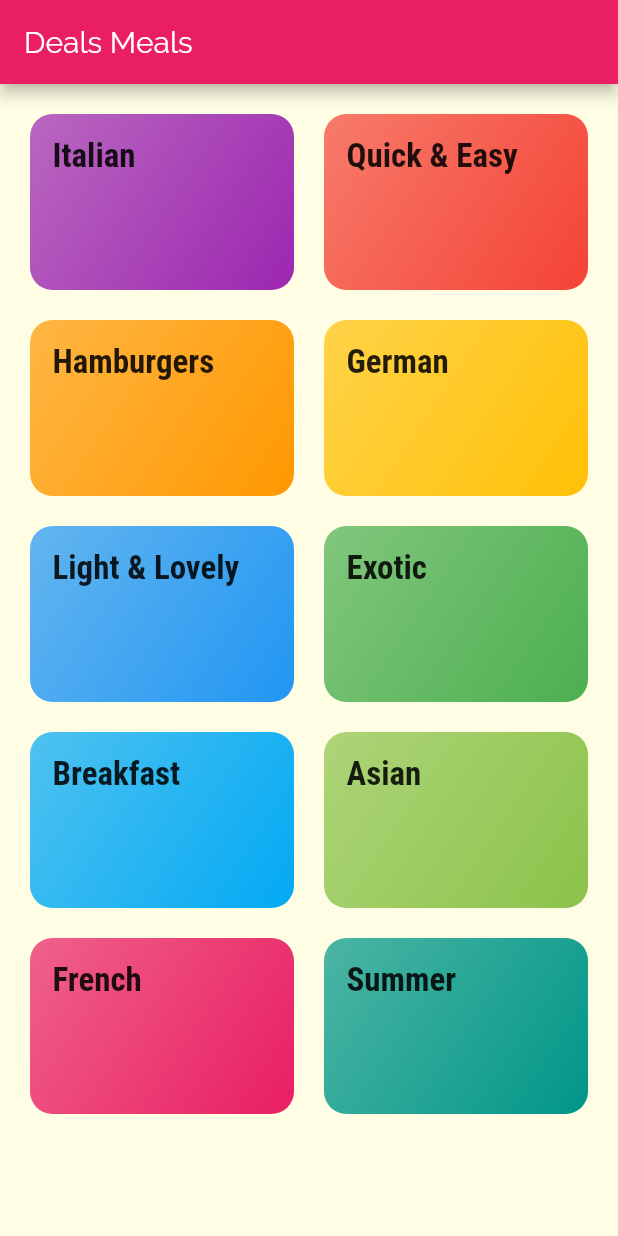
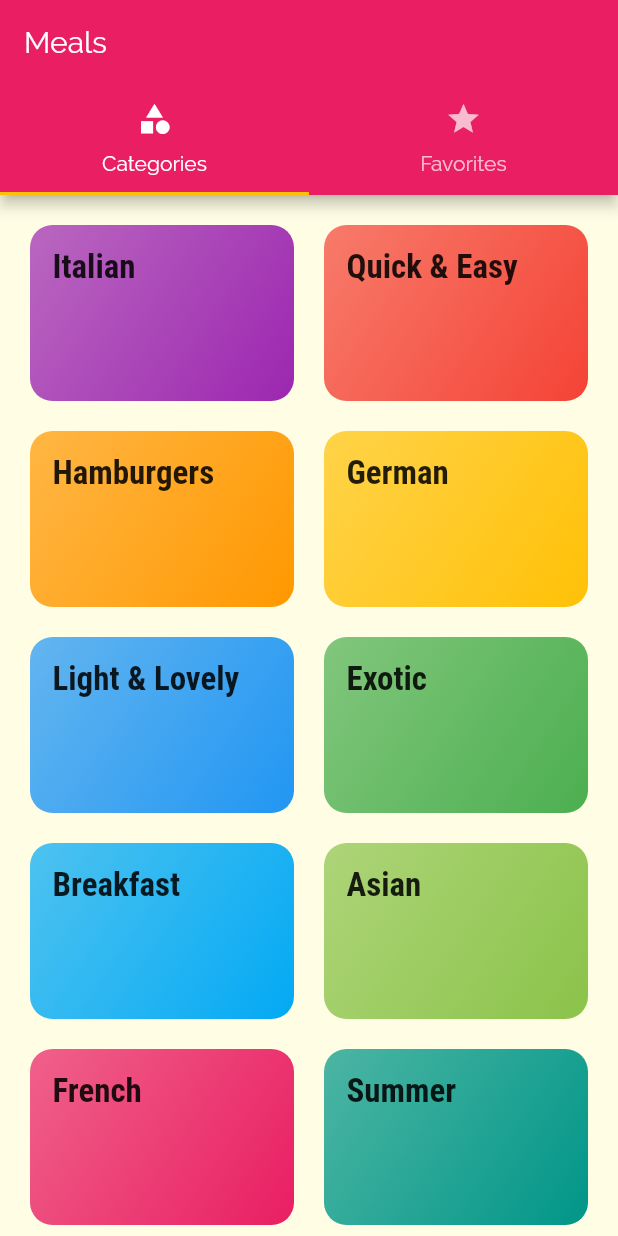
Before and after one commit to rehan-sattar/meals-app-flutter, a Flutter app: the screen it shows after launch, on a phone screen of 412 x 824 dp. Run offline on Flutter 3.47's test engine with Material 2 defaults, Android fonts, the phone set to English and light mode, and no system bars.

Commit message:
💅🏼 - add tabs & update styles, also add screens for favorites

```diff
--- a/lib/main.dart
+++ b/lib/main.dart
@@ -1,4 +1,5 @@
 import 'package:flutter/material.dart';
+import './screens/tabs_screen.dart';
 import './screens/category_meals_screen.dart';
 import './screens/categories_screen.dart';
 import './screens/meal_detail_screen.dart';
@@ -26,6 +27,7 @@ class MyApp extends StatelessWidget {
             ),
       ),
       routes: {
+        '/': (ctx) => TabsScreen(),
         CategoryMealsScreen.routeName: (ctx) => CategoryMealsScreen(),
         MealDetailScreen.routeName: (ctx) => MealDetailScreen(),
       },
@@ -42,7 +44,7 @@ class MyApp extends StatelessWidget {
       onUnknownRoute: (settings) {
         return MaterialPageRoute(builder: (ctx) => CategoryMealsScreen());
       },
-      home: CategoriesScreen(),
+      // home: CategoriesScreen(),
     );
   }
 }
--- a/lib/screens/categories_screen.dart
+++ b/lib/screens/categories_screen.dart
@@ -7,11 +7,7 @@ class CategoriesScreen extends StatelessWidget {
 
   @override
   Widget build(BuildContext context) {
-    return Scaffold(
-      appBar: AppBar(
-        title: const Text('Deals Meals'),
-      ),
-      body: GridView(
+    return GridView(
       padding: const EdgeInsets.all(20),
       children: DUMMY_CATEGORIES
           .map((category) => CategoryItem(
@@ -26,7 +22,6 @@ class CategoriesScreen extends StatelessWidget {
         crossAxisSpacing: 20,
         mainAxisSpacing: 20,
       ),
-      ),
     );
   }
 }
--- /dev/null
+++ b/lib/screens/tabs_screen.dart
@@ -0,0 +1,45 @@
+import 'package:flutter/material.dart';
+
+import './favorites_screen.dart';
+import './categories_screen.dart';
+
+class TabsScreen extends StatefulWidget {
+  TabsScreen({Key key}) : super(key: key);
+
+  @override
+  _TabsScreenState createState() => _TabsScreenState();
+}
+
+class _TabsScreenState extends State<TabsScreen> {
+  @override
+  Widget build(BuildContext context) {
+    return Container(
+      child: DefaultTabController(
+        child: Scaffold(
+          appBar: AppBar(
+            title: Text('Meals'),
+            bottom: TabBar(
+              tabs: <Widget>[
+                Tab(
+                  icon: Icon(Icons.category),
+                  text: "Categories",
+                ),
+                Tab(
+                  icon: Icon(Icons.star),
+                  text: "Favorites",
+                )
+              ],
+            ),
+          ),
+          body: TabBarView(
+            children: <Widget>[
+              CategoriesScreen(),
+              FavoritesScreen(),
+            ],
+          ),
+        ),
+        length: 2,
+      ),
+    );
+  }
+}
```
Also changed, not shown: lib/screens/favorites_screen.dart (added, +12 -0 lines), lib/screens/meal_detail_screen.dart (+77 -2 lines). Lines whose indentation alone changed are shown as unchanged.
